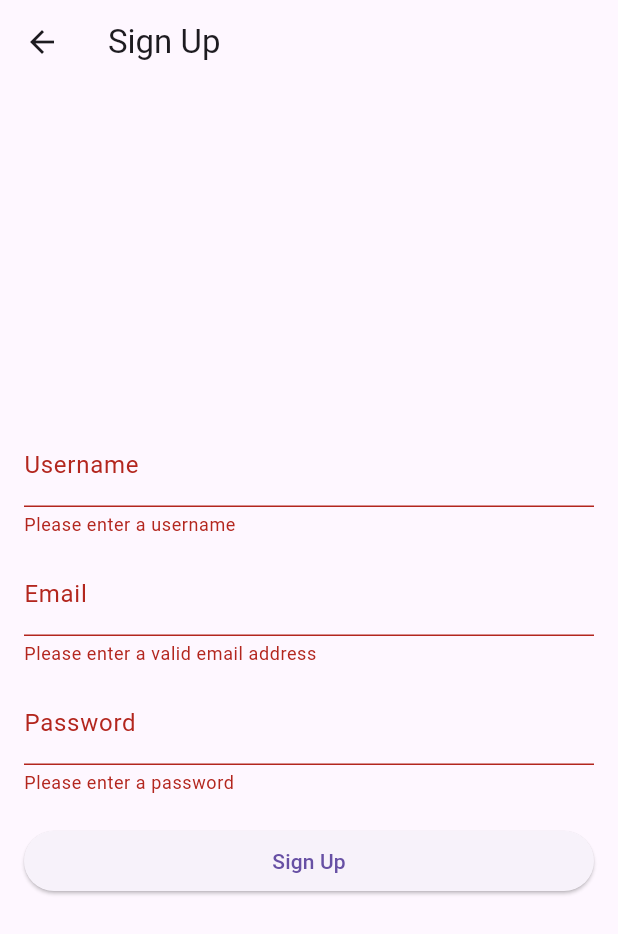
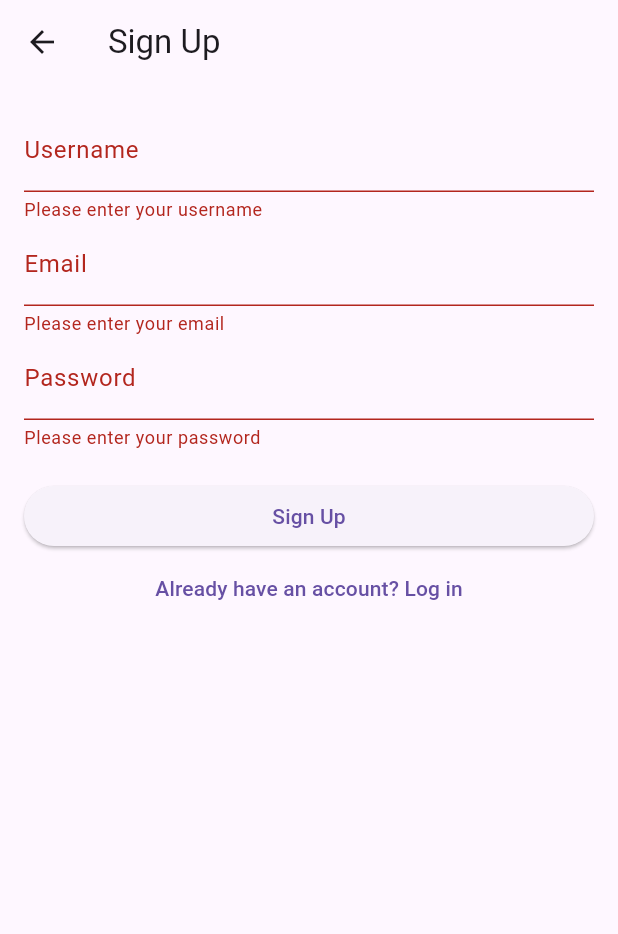
Before and after one commit to graham218/rider_delivery_app, a Flutter app: the SignUpScreen screen opened directly, after a tap on "Sign Up", on a phone screen of 412 x 824 dp. Shown: the top 934 px of the screen. Run offline on Flutter 3.47's test engine with Material 3 defaults, Android fonts, the phone set to English and light mode, and no system bars.

```diff
--- a/lib/screens/login_screen.dart
+++ b/lib/screens/login_screen.dart
@@ -104,7 +104,7 @@ class _LoginScreenState extends State<LoginScreen> {
                     // Navigate to the Sign Up screen
                     Navigator.push(
                       context,
-                      MaterialPageRoute(builder: (context) => const SignUpScreen()),
+                      MaterialPageRoute(builder: (context) => SignUpScreen()),
                     );
                   },
                   child: const Text(
--- a/lib/screens/signup_screen.dart
+++ b/lib/screens/signup_screen.dart
@@ -1,82 +1,116 @@
-// sign_up_screen.dart
 import 'package:flutter/material.dart';
+import 'package:rider_delivery_app/services/auth_service.dart';
 
 class SignUpScreen extends StatefulWidget {
-  const SignUpScreen({super.key});
-
   @override
   _SignUpScreenState createState() => _SignUpScreenState();
 }
 
 class _SignUpScreenState extends State<SignUpScreen> {
-  final _formKey = GlobalKey<FormState>();
+  final GlobalKey<FormState> _formKey = GlobalKey<FormState>();
   final TextEditingController _usernameController = TextEditingController();
   final TextEditingController _emailController = TextEditingController();
   final TextEditingController _passwordController = TextEditingController();
+  final AuthService _authService = AuthService();
+
+  String? _errorMessage; // To display error messages
+
+  // Handle the sign-up process
+  void _handleSignUp() async {
+    if (_formKey.currentState!.validate()) {
+      setState(() {
+        _errorMessage = null; // Clear any previous errors
+      });
+
+      final error = await _authService.signUp(
+        _usernameController.text,
+        _emailController.text,
+        _passwordController.text,
+      );
+
+      if (error == null) {
+        // Sign-up successful
+        ScaffoldMessenger.of(context).showSnackBar(
+          SnackBar(content: Text('Sign up successful! Please log in.')),
+        );
+        Navigator.pop(context); // Navigate back to login
+      } else {
+        // Display error message
+        setState(() {
+          _errorMessage = error;
+        });
+      }
+    }
+  }
 
   @override
   Widget build(BuildContext context) {
     return Scaffold(
       appBar: AppBar(
-        title: const Text('Sign Up'),
+        title: Text('Sign Up'),
       ),
       body: Padding(
-        padding: const EdgeInsets.all(16.0),
+        padding: EdgeInsets.all(16.0),
         child: Form(
           key: _formKey,
           child: Column(
-            mainAxisAlignment: MainAxisAlignment.center,
             crossAxisAlignment: CrossAxisAlignment.stretch,
             children: [
-              // Username Field
+              if (_errorMessage != null)
+                Padding(
+                  padding: EdgeInsets.only(bottom: 8.0),
+                  child: Text(
+                    _errorMessage!,
+                    style: TextStyle(color: Colors.red),
+                  ),
+                ),
               TextFormField(
                 controller: _usernameController,
-                decoration: const InputDecoration(labelText: 'Username'),
+                decoration: InputDecoration(labelText: 'Username'),
                 validator: (value) {
                   if (value == null || value.isEmpty) {
-                    return 'Please enter a username';
+                    return 'Please enter your username';
                   }
                   return null;
                 },
               ),
-              const SizedBox(height: 10),
-              // Email Field
               TextFormField(
                 controller: _emailController,
-                decoration: const InputDecoration(labelText: 'Email'),
-                keyboardType: TextInputType.emailAddress,
+                decoration: InputDecoration(labelText: 'Email'),
                 validator: (value) {
-                  if (value == null || value.isEmpty || !value.contains('@')) {
-                    return 'Please enter a valid email address';
+                  if (value == null || value.isEmpty) {
+                    return 'Please enter your email';
+                  }
+                  if (!RegExp(r'^[^@]+@[^@]+\.[^@]+').hasMatch(value)) {
+                    return 'Enter a valid email';
                   }
                   return null;
                 },
               ),
-              const SizedBox(height: 10),
-              // Password Field
               TextFormField(
                 controller: _passwordController,
-                decoration: const InputDecoration(labelText: 'Password'),
                 obscureText: true,
+                decoration: InputDecoration(labelText: 'Password'),
                 validator: (value) {
                   if (value == null || value.isEmpty) {
-                    return 'Please enter a password';
+                    return 'Please enter your password';
+                  }
+                  if (value.length < 6) {
+                    return 'Password must be at least 6 characters';
                   }
                   return null;
                 },
               ),
-              const SizedBox(height: 20),
+              SizedBox(height: 20),
               ElevatedButton(
+                onPressed: _handleSignUp,
+                child: Text('Sign Up'),
+              ),
+              TextButton(
                 onPressed: () {
-                  if (_formKey.currentState!.validate()) {
-                    // Send data to backend for sign-up (including username, email, password)
-                    print('Username: ${_usernameController.text}');
-                    print('Email: ${_emailController.text}');
-                    print('Password: ${_passwordController.text}');
-                    // You can call your backend API here for sign-up.
-                  }
+                  Navigator.pop(context); // Navigate back to login screen
                 },
-                child: const Text('Sign Up'),
+                child: Text('Already have an account? Log in'),
               ),
             ],
           ),
```
Also changed, not shown: lib/services/auth_service.dart (+52 -19 lines).
